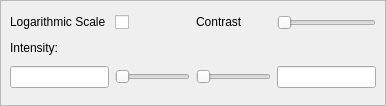
uweschmitt/emzed2, file emzed/core/explorers/widgets/image_scaling_widget.ui: the form before one commit.
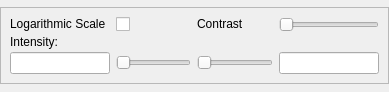
The form after the commit.

Commit message: refac image_scaling_widget: introduced _ for private members

Patch:
```diff
--- a/emzed/core/explorers/widgets/image_scaling_widget.ui
+++ b/emzed/core/explorers/widgets/image_scaling_widget.ui
@@ -6,26 +6,41 @@
    <rect>
     <x>0</x>
     <y>0</y>
-    <width>386</width>
-    <height>106</height>
+    <width>389</width>
+    <height>92</height>
    </rect>
   </property>
   <property name="windowTitle">
    <string>Form</string>
   </property>
   <layout class="QGridLayout" name="gridLayout">
+   <property name="verticalSpacing">
+    <number>3</number>
+   </property>
    <property name="margin">
     <number>0</number>
    </property>
    <item row="0" column="0">
-    <widget class="QFrame" name="frame">
+    <widget class="QFrame" name="_frame">
+     <property name="sizePolicy">
+      <sizepolicy hsizetype="Preferred" vsizetype="Fixed">
+       <horstretch>0</horstretch>
+       <verstretch>0</verstretch>
+      </sizepolicy>
+     </property>
      <property name="frameShape">
       <enum>QFrame::StyledPanel</enum>
      </property>
      <property name="frameShadow">
       <enum>QFrame::Raised</enum>
      </property>
-     <layout class="QGridLayout" name="gridLayout_2">
+     <layout class="QGridLayout" name="_gridLayout_2">
+      <property name="horizontalSpacing">
+       <number>-1</number>
+      </property>
+      <property name="verticalSpacing">
+       <number>3</number>
+      </property>
       <item row="0" column="0">
        <widget class="QLabel" name="label">
         <property name="sizePolicy">
```
Left out of the diff: 20 changed lines with no effect on the pictures. The commit also changes 2 other files.
